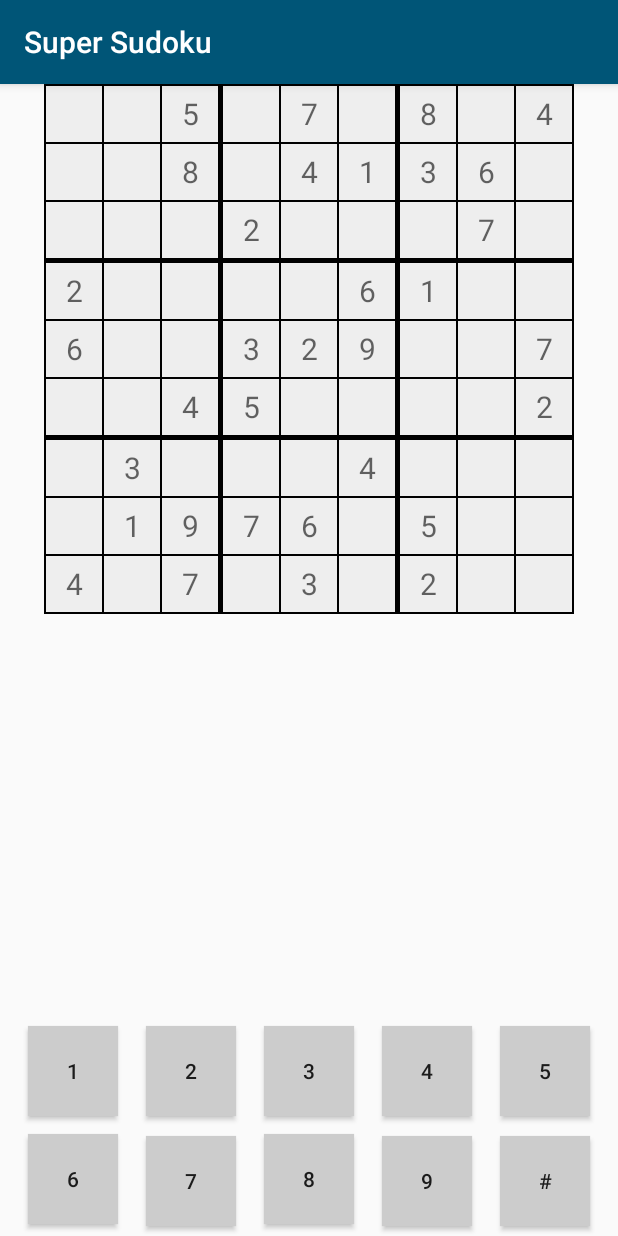
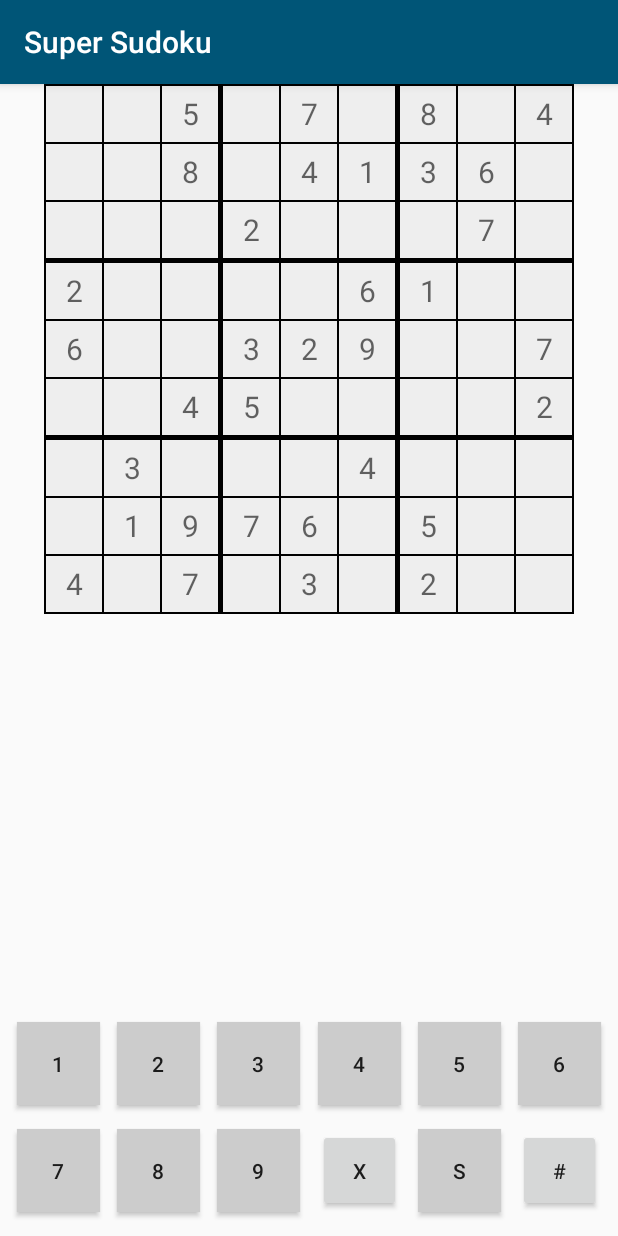
Before and after one commit to jmlemaster86/SuperSudoku, an Android app: the GameActivity screen opened directly, with no data from a screen before it, on a phone screen of 412 x 824 dp. Run offline under Robolectric (Android 15) with nearby library versions, the phone set to English and light mode, and no system bars.

Commit message:
added buttons to the game grid

```diff
--- a/app/src/main/java/com/example/supersudoku/GameActivity.java
+++ b/app/src/main/java/com/example/supersudoku/GameActivity.java
@@ -97,7 +97,7 @@ public class GameActivity extends AppCompatActivity {
         btn7 = (Button)findViewById(R.id.keypad7);
         btn8 = (Button)findViewById(R.id.keypad8);
         btn9 = (Button)findViewById(R.id.keypad9);
-        modeBtn = (Button)findViewById(R.id.keypadmodebutton);
+        modeBtn = (Button)findViewById(R.id.keypadsmallbig);
 
         //Initialize all Cells (so far)
         Cell = new TextView[81];
--- a/app/src/main/res/layout/activity_gameboard.xml
+++ b/app/src/main/res/layout/activity_gameboard.xml
@@ -8,64 +8,94 @@
 
     <Button
         android:id="@+id/keypad4"
-        android:layout_width="60dp"
-        android:layout_height="60dp"
-        android:layout_marginBottom="12dp"
+        android:layout_width="55dp"
+        android:layout_height="55dp"
         android:text="4"
-        app:layout_constraintBottom_toTopOf="@+id/keypad8"
+        app:layout_constraintBottom_toBottomOf="@+id/keypad3"
         app:layout_constraintEnd_toStartOf="@+id/keypad5"
         app:layout_constraintHorizontal_bias="0.5"
         app:layout_constraintStart_toEndOf="@+id/keypad3" />
 
     <Button
+        android:id="@+id/keypad6"
+        android:layout_width="55dp"
+        android:layout_height="55dp"
+        android:text="6"
+        app:layout_constraintBottom_toBottomOf="@+id/keypad3"
+        app:layout_constraintEnd_toEndOf="parent"
+        app:layout_constraintHorizontal_bias="0.5"
+        app:layout_constraintStart_toEndOf="@+id/keypad5" />
+
+    <Button
         android:id="@+id/keypad3"
-        android:layout_width="60dp"
-        android:layout_height="60dp"
-        android:layout_marginBottom="12dp"
+        android:layout_width="55dp"
+        android:layout_height="55dp"
+        android:layout_marginBottom="16dp"
         android:text="3"
-        app:layout_constraintBottom_toTopOf="@+id/keypad8"
+        app:layout_constraintBottom_toTopOf="@+id/keypad9"
         app:layout_constraintEnd_toStartOf="@+id/keypad4"
         app:layout_constraintHorizontal_bias="0.5"
         app:layout_constraintStart_toEndOf="@+id/keypad2" />
 
     <Button
+        android:id="@+id/keypad2"
+        android:layout_width="55dp"
+        android:layout_height="55dp"
+        android:layout_marginBottom="16dp"
+        android:text="2"
+        app:layout_constraintBottom_toTopOf="@+id/keypad9"
+        app:layout_constraintEnd_toStartOf="@+id/keypad3"
+        app:layout_constraintHorizontal_bias="0.5"
+        app:layout_constraintStart_toEndOf="@+id/keypad1" />
+
+    <Button
         android:id="@+id/keypad1"
-        android:layout_width="60dp"
-        android:layout_height="60dp"
-        android:layout_marginBottom="12dp"
+        android:layout_width="55dp"
+        android:layout_height="55dp"
+        android:layout_marginBottom="16dp"
         android:text="1"
-        app:layout_constraintBottom_toTopOf="@+id/keypad8"
+        app:layout_constraintBottom_toTopOf="@+id/keypad9"
         app:layout_constraintEnd_toStartOf="@+id/keypad2"
         app:layout_constraintHorizontal_bias="0.5"
         app:layout_constraintStart_toStartOf="parent" />
 
     <Button
         android:id="@+id/keypad5"
-        android:layout_width="60dp"
-        android:layout_height="60dp"
-        android:layout_marginBottom="12dp"
+        android:layout_width="55dp"
+        android:layout_height="55dp"
         android:text="5"
-        app:layout_constraintBottom_toTopOf="@+id/keypad8"
-        app:layout_constraintEnd_toEndOf="parent"
+        app:layout_constraintBottom_toBottomOf="@+id/keypad3"
+        app:layout_constraintEnd_toStartOf="@+id/keypad6"
         app:layout_constraintHorizontal_bias="0.5"
         app:layout_constraintStart_toEndOf="@+id/keypad4" />
 
     <Button
-        android:id="@+id/keypad2"
-        android:layout_width="60dp"
-        android:layout_height="60dp"
-        android:layout_marginBottom="12dp"
-        android:text="2"
-        app:layout_constraintBottom_toTopOf="@+id/keypad8"
-        app:layout_constraintEnd_toStartOf="@+id/keypad3"
+        android:id="@+id/keypaderaser"
+        android:layout_width="55dp"
+        android:layout_height="55dp"
+        android:layout_marginBottom="16dp"
+        android:text="X"
+        app:layout_constraintBottom_toBottomOf="parent"
+        app:layout_constraintEnd_toStartOf="@+id/keypadsmallbig"
         app:layout_constraintHorizontal_bias="0.5"
-        app:layout_constraintStart_toEndOf="@+id/keypad1" />
+        app:layout_constraintStart_toEndOf="@+id/keypad9" />
+
+    <Button
+        android:id="@+id/keypad7"
+        android:layout_width="55dp"
+        android:layout_height="55dp"
+        android:layout_marginBottom="16dp"
+        android:text="7"
+        app:layout_constraintBottom_toBottomOf="parent"
+        app:layout_constraintEnd_toStartOf="@+id/keypad8"
+        app:layout_constraintHorizontal_bias="0.5"
+        app:layout_constraintStart_toStartOf="parent" />
 
     <Button
         android:id="@+id/keypad8"
-        android:layout_width="60dp"
-        android:layout_height="60dp"
-        android:layout_marginBottom="8dp"
+        android:layout_width="55dp"
+        android:layout_height="55dp"
+        android:layout_marginBottom="16dp"
         android:text="8"
         app:layout_constraintBottom_toBottomOf="parent"
         app:layout_constraintEnd_toStartOf="@+id/keypad9"
@@ -73,48 +103,37 @@
         app:layout_constraintStart_toEndOf="@+id/keypad7" />
 
     <Button
-        android:id="@+id/keypad6"
-        android:layout_width="60dp"
-        android:layout_height="60dp"
-        android:layout_marginTop="12dp"
-        android:text="6"
-        app:layout_constraintEnd_toStartOf="@+id/keypad7"
+        android:id="@+id/keypad9"
+        android:layout_width="55dp"
+        android:layout_height="55dp"
+        android:layout_marginBottom="16dp"
+        android:text="9"
+        app:layout_constraintBottom_toBottomOf="parent"
+        app:layout_constraintEnd_toStartOf="@+id/keypaderaser"
         app:layout_constraintHorizontal_bias="0.5"
-        app:layout_constraintStart_toStartOf="parent"
-        app:layout_constraintTop_toBottomOf="@+id/keypad1" />
+        app:layout_constraintStart_toEndOf="@+id/keypad8" />
 
     <Button
-        android:id="@+id/keypad7"
-        android:layout_width="60dp"
-        android:layout_height="60dp"
-        android:layout_marginTop="13dp"
-        android:text="7"
-        app:layout_constraintEnd_toStartOf="@+id/keypad8"
+        android:id="@+id/keypadsmallbig"
+        android:layout_width="55dp"
+        android:layout_height="55dp"
+        android:layout_marginBottom="16dp"
+        android:text="S"
+        app:layout_constraintBottom_toBottomOf="parent"
+        app:layout_constraintEnd_toStartOf="@+id/keypadmodebutton3"
         app:layout_constraintHorizontal_bias="0.5"
-        app:layout_constraintStart_toEndOf="@+id/keypad6"
-        app:layout_constraintTop_toBottomOf="@+id/keypad2" />
+        app:layout_constraintStart_toEndOf="@+id/keypaderaser" />
 
     <Button
-        android:id="@+id/keypad9"
-        android:layout_width="60dp"
-        android:layout_height="60dp"
-        android:layout_marginTop="13dp"
-        android:text="9"
-        app:layout_constraintEnd_toStartOf="@+id/keypadmodebutton"
-        app:layout_constraintHorizontal_bias="0.5"
-        app:layout_constraintStart_toEndOf="@+id/keypad8"
-        app:layout_constraintTop_toBottomOf="@+id/keypad4" />
-
-    <Button
-        android:id="@+id/keypadmodebutton"
-        android:layout_width="60dp"
-        android:layout_height="60dp"
-        android:layout_marginTop="13dp"
+        android:id="@+id/keypadmodebutton3"
+        android:layout_width="55dp"
+        android:layout_height="55dp"
+        android:layout_marginBottom="16dp"
         android:text="#"
+        app:layout_constraintBottom_toBottomOf="parent"
         app:layout_constraintEnd_toEndOf="parent"
         app:layout_constraintHorizontal_bias="0.5"
-        app:layout_constraintStart_toEndOf="@+id/keypad9"
-        app:layout_constraintTop_toBottomOf="@+id/keypad5" />
+        app:layout_constraintStart_toEndOf="@+id/keypadsmallbig" />
 
     <androidx.constraintlayout.widget.ConstraintLayout
         android:id="@+id/tableLayout"
@@ -1500,13 +1519,11 @@
             android:textAllCaps="true"
             android:textAppearance="@style/TextAppearance.AppCompat.Display2"
             android:textSize="20sp"
+            app:layout_constraintBottom_toBottomOf="@+id/tableLayout"
+            app:layout_constraintEnd_toEndOf="@+id/tableLayout"
             app:layout_constraintStart_toEndOf="@+id/Cell79"
-            app:layout_constraintEnd_toEndOf="@+id/tableLayout"
-            app:layout_constraintBottom_toBottomOf="@+id/tableLayout"
             app:layout_constraintTop_toBottomOf="@+id/Cell71" />
     </androidx.constraintlayout.widget.ConstraintLayout>
 
 
-
-
 </androidx.constraintlayout.widget.ConstraintLayout>
--- a/app/src/main/res/layout/activity_main.xml
+++ b/app/src/main/res/layout/activity_main.xml
@@ -1,4 +1,4 @@
-<?xml version="1.0" encoding="utf-8"?>
+ <?xml version="1.0" encoding="utf-8"?>
 <androidx.constraintlayout.widget.ConstraintLayout xmlns:android="http://schemas.android.com/apk/res/android"
     xmlns:app="http://schemas.android.com/apk/res-auto"
     xmlns:tools="http://schemas.android.com/tools"
```
